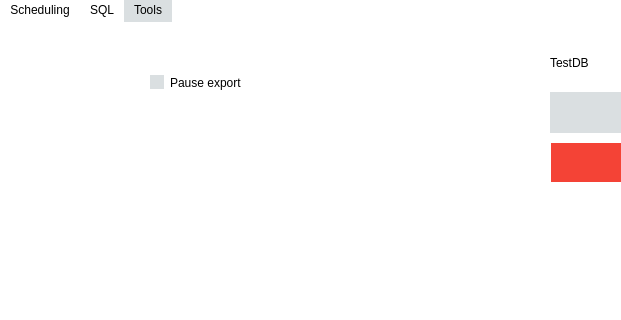
First picture: the form in reporter.ui, repository Davebudil/reporter, before the edit; both pictures show x 0 to 621 and y 0 to 320 of the 866 by 602 pixel window.
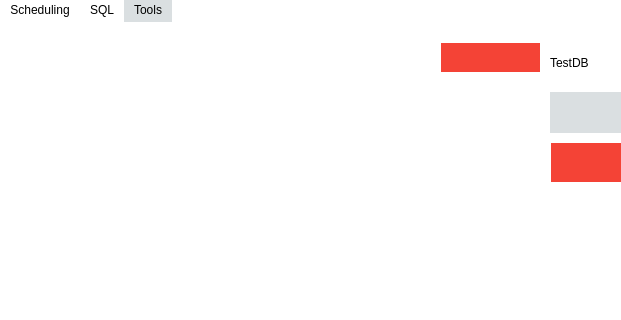
Second picture: the form after the edit. The open tabs and pages were chosen to show the change. Icons and pictures are not drawn.

```diff
--- a/reporter.ui
+++ b/reporter.ui
@@ -3074,24 +3074,11 @@
        </property>
       </widget>
      </widget>
-     <widget class="QCheckBox" name="checkBox">
-      <property name="geometry">
-       <rect>
-        <x>150</x>
-        <y>40</y>
-        <width>141</width>
-        <height>41</height>
-       </rect>
-      </property>
-      <property name="text">
-       <string>Pause export</string>
-      </property>
-     </widget>
      <widget class="QLabel" name="colorLabel">
       <property name="geometry">
        <rect>
-        <x>100</x>
-        <y>45</y>
+        <x>390</x>
+        <y>20</y>
         <width>41</width>
         <height>31</height>
        </rect>
@@ -3100,6 +3087,19 @@
        <string/>
       </property>
      </widget>
+     <widget class="QToolButton" name="pauseResumeButton">
+      <property name="geometry">
+       <rect>
+        <x>440</x>
+        <y>20</y>
+        <width>101</width>
+        <height>31</height>
+       </rect>
+      </property>
+      <property name="text">
+       <string/>
+      </property>
+     </widget>
     </widget>
    </widget>
   </widget>
```
Left out of the diff: 2 changed lines with no effect on the pictures.
